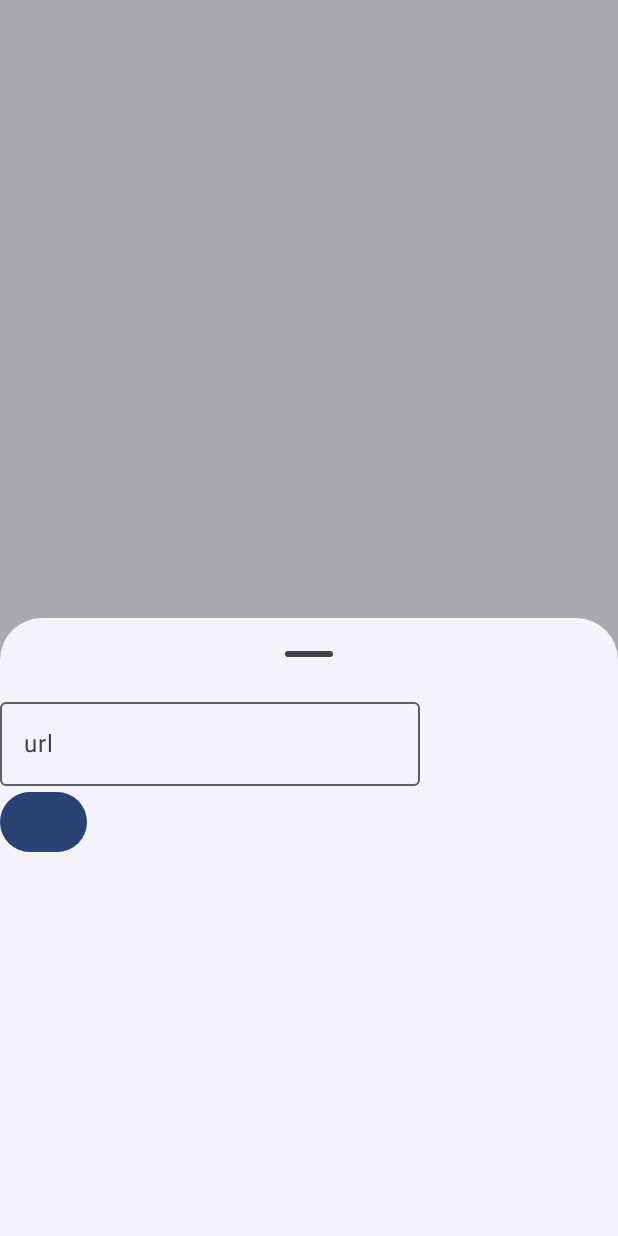
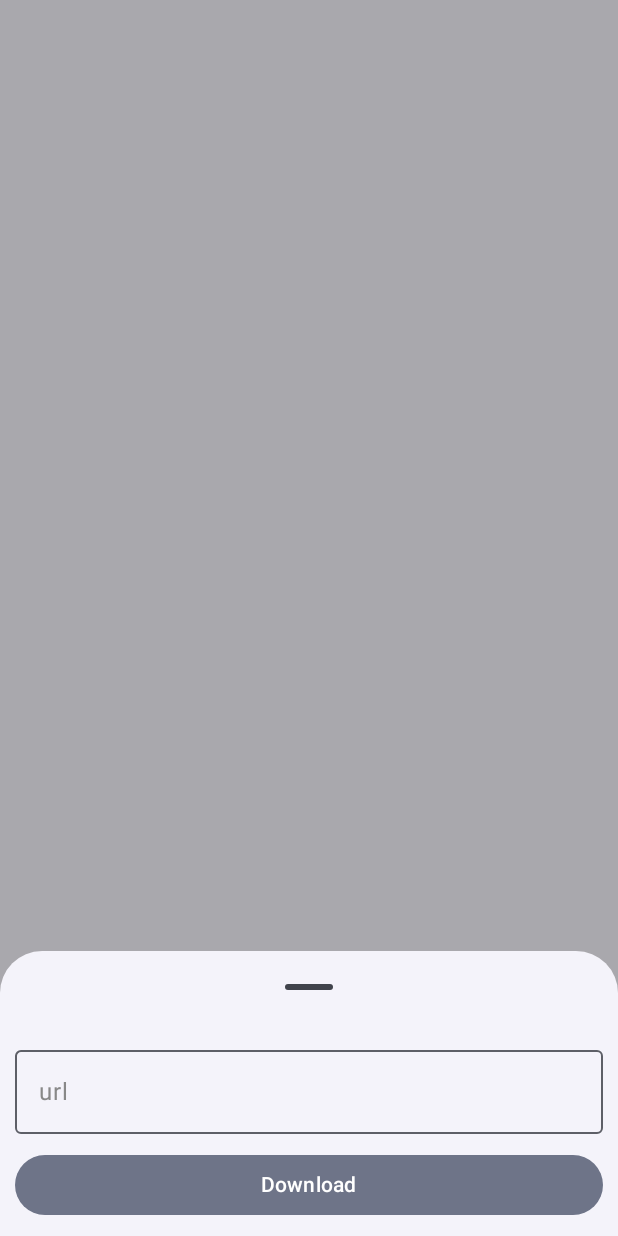
Before and after one commit to doomtrooper/advdownloadmanager, an Android app built with Jetpack Compose: the composable InputBottomSheet shown on its own in the app's theme, on a phone screen of 412 x 824 dp. Run offline under Robolectric (Android 15) with nearby library versions, the phone set to English and light mode, and no system bars.

Commit message:
bottom sheet initial implementation

```diff
--- a/app/src/main/java/com/anand/advancedownloadmanager/MainActivity.kt
+++ b/app/src/main/java/com/anand/advancedownloadmanager/MainActivity.kt
@@ -45,12 +45,14 @@ class MainActivity : ComponentActivity() {
                     FloatingActionButton(
                         isScrolling,
                         EXTENDED_FAB_HEIGHT
-                    ) { file: File -> showBottomSheet = true }
+                    ) { showBottomSheet = true }
                 }) { innerPadding ->
                     val homeUiStateState by admViewModel.uiStateFlow.collectAsState()
                     HomePage(homeUiStateState, innerPadding, EXTENDED_FAB_HEIGHT, listState)
                     if (showBottomSheet) {
-                        InputBottomSheet { abc: Boolean -> showBottomSheet = abc }
+                        InputBottomSheet({ abc: Boolean ->
+                            showBottomSheet = abc
+                        }) { file: File -> admViewModel.startDownloadingFile(file) }
                     }
                 }
             }
--- a/app/src/main/java/com/anand/advancedownloadmanager/ui/InputBottomSheet.kt
+++ b/app/src/main/java/com/anand/advancedownloadmanager/ui/InputBottomSheet.kt
@@ -1,16 +1,17 @@
 package com.anand.advancedownloadmanager.ui
 
-import androidx.compose.foundation.ExperimentalFoundationApi
 import androidx.compose.foundation.layout.Box
 import androidx.compose.foundation.layout.Column
 import androidx.compose.foundation.layout.fillMaxSize
-import androidx.compose.foundation.text2.input.rememberTextFieldState
+import androidx.compose.foundation.layout.fillMaxWidth
+import androidx.compose.foundation.layout.height
+import androidx.compose.foundation.layout.padding
 import androidx.compose.material3.Button
 import androidx.compose.material3.ExperimentalMaterial3Api
+import androidx.compose.material3.FilledTonalButton
 import androidx.compose.material3.ModalBottomSheet
 import androidx.compose.material3.OutlinedTextField
 import androidx.compose.material3.Text
-import androidx.compose.material3.TextField
 import androidx.compose.material3.rememberModalBottomSheetState
 import androidx.compose.runtime.Composable
 import androidx.compose.runtime.getValue
@@ -19,11 +20,14 @@ import androidx.compose.runtime.remember
 import androidx.compose.runtime.rememberCoroutineScope
 import androidx.compose.runtime.setValue
 import androidx.compose.ui.Modifier
+import androidx.compose.ui.graphics.Color
+import androidx.compose.ui.unit.dp
+import com.anand.advancedownloadmanager.models.File
 import kotlinx.coroutines.launch
 
-@OptIn(ExperimentalMaterial3Api::class, ExperimentalFoundationApi::class)
+@OptIn(ExperimentalMaterial3Api::class)
 @Composable
-fun InputBottomSheet(bottomSheetToggle: (state: Boolean) -> Unit) {
+fun InputBottomSheet(bottomSheetToggle: (state: Boolean) -> Unit, onCLick: (file: File) -> Unit) {
     val sheetState = rememberModalBottomSheetState()
     val scope = rememberCoroutineScope()
     ModalBottomSheet(
@@ -32,22 +36,45 @@ fun InputBottomSheet(bottomSheetToggle: (state: Boolean) -> Unit) {
         },
         sheetState = sheetState
     ) {
-        Column(modifier = Modifier.fillMaxSize()) {
+        Column(
+            modifier = Modifier
+                .fillMaxWidth()
+                .padding(10.dp)
+        ) {
             var text by remember { mutableStateOf("") }
             OutlinedTextField(
+                modifier = Modifier.fillMaxWidth(),
                 value = text,
                 onValueChange = { text = it },
-                label = { Text("url") }
+                label = { Text(color = Color.Gray, text = "url") }
             )
-            Button(onClick = {
-                scope.launch { sheetState.hide() }.invokeOnCompletion {
-                    if (!sheetState.isVisible) {
-                        bottomSheetToggle(false)
-                    }
+            Box(
+                Modifier
+                    .fillMaxWidth()
+                    .height(10.dp)
+            )
+            FilledTonalButton(modifier = Modifier.fillMaxWidth(), onClick = {
+                scope.launch {
+                    onCLick(
+                        File(
+                            name = buildString {
+                                append("test_file_")
+                                append(System.currentTimeMillis())
+                            },
+                            url = listOf(
+                                "https://filesampleshub.com/download/video/mp4/sample3.mp4",
+                                "https://videos.pexels.com/video-files/10189089/10189089-hd_1920_1080_25fps.mp4",
+                                "https://www.learningcontainer.com/wp-content/uploads/2019/09/sample-pdf-download-10-mb.pdf",
+                                "https://tourism.gov.in/sites/default/files/2019-04/dummy-pdf_2.pdf"
+                            ).random()
+                        )
+                    )
+                    bottomSheetToggle(false)
                 }
             }) {
+                Text("Download")
+            }
 
-            }
         }
     }
 }
```
Also changed, not shown: app/src/main/java/com/anand/advancedownloadmanager/ui/components/FloatingActionButton.kt (+2 -17 lines).
